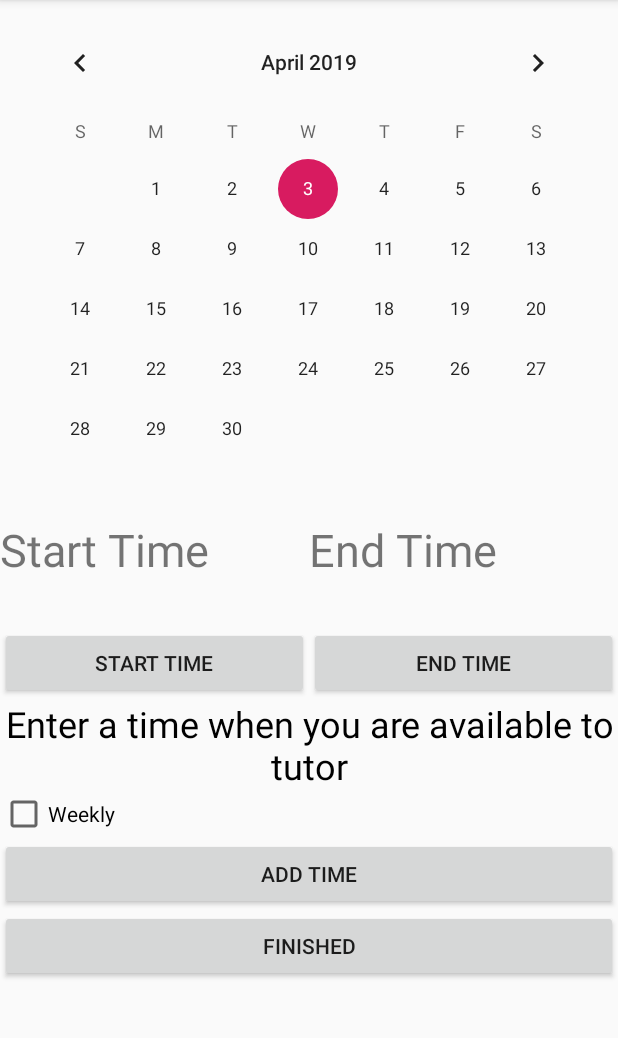
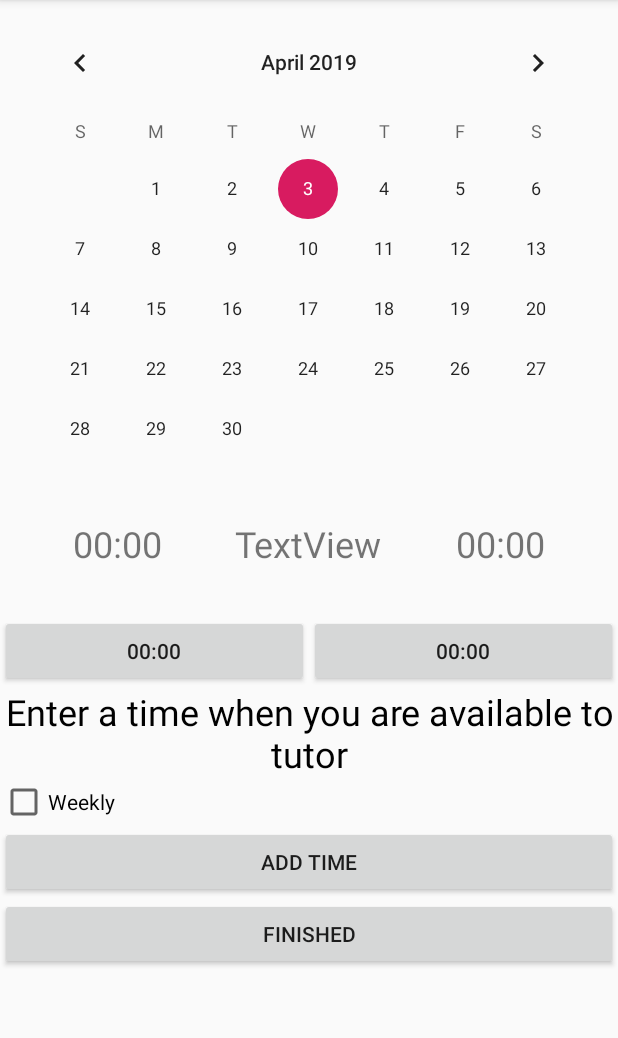
Before and after one commit to DanukGOAT/Android_Apps4Good, an Android app: the CalendarDisplay screen opened directly, with no data from a screen before it, on a phone screen of 412 x 824 dp, the part 84-1122 px from its top. Run offline under Robolectric (Android 15) with nearby library versions, the phone set to English and light mode, and no system bars.

Commit message:
aligned stuff

```diff
--- a/app/src/main/java/com/example/exampleapp/CalendarDisplay.java
+++ b/app/src/main/java/com/example/exampleapp/CalendarDisplay.java
@@ -72,6 +72,6 @@ public class CalendarDisplay extends AppCompatActivity implements TimePickerDial
 
     public void onTimeSet(TimePicker view, int hourOfDay, int minute) {
         TextView textView = (TextView) findViewById(R.id.textView);
-        textView.setText("Hour: " + hourOfDay + " Minute: " + minute);
+        textView.setText(hourOfDay + ":" + minute);
     }
 }
--- a/app/src/main/res/layout/activity_calendar_display.xml
+++ b/app/src/main/res/layout/activity_calendar_display.xml
@@ -41,8 +41,17 @@
                     android:layout_centerHorizontal="true"
                     android:layout_marginBottom="31dp"
                     android:layout_weight="1"
-                    android:text="Start Time"
-                    android:textSize="30sp" />
+                    android:gravity="center"
+                    android:text="00:00"
+                    android:textSize="24sp" />
+
+                <TextView
+                    android:id="@+id/textView3"
+                    android:layout_width="wrap_content"
+                    android:layout_height="wrap_content"
+                    android:text="TextView"
+                    android:textSize="24sp"
+                    tools:text="To" />
 
                 <TextView
                     android:id="@+id/textView"
@@ -52,8 +61,9 @@
                     android:layout_centerHorizontal="true"
                     android:layout_marginBottom="31dp"
                     android:layout_weight="1"
-                    android:text="End Time"
-                    android:textSize="30sp" />
+                    android:gravity="center"
+                    android:text="00:00"
+                    android:textSize="24sp" />
             </LinearLayout>
 
             <LinearLayout
@@ -68,7 +78,7 @@
                     android:layout_centerHorizontal="true"
                     android:layout_centerVertical="true"
                     android:layout_weight="1"
-                    android:text="Start Time" />
+                    android:text="00:00" />
 
                 <Button
                     android:id="@+id/button"
@@ -77,7 +87,7 @@
                     android:layout_centerHorizontal="true"
                     android:layout_centerVertical="true"
                     android:layout_weight="1"
-                    android:text="End Time" />
+                    android:text="00:00" />
 
             </LinearLayout>
 
```
